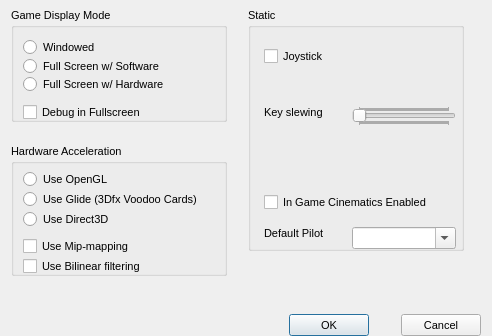
Old version of the form qteditor/ui/preferences.ui in the repository DescentNetwork/Descent3.
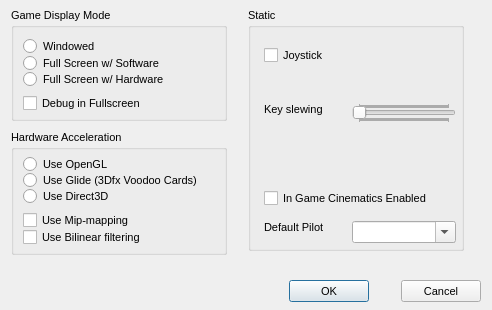
New version of the form.

The edit to the form file:
```diff
--- a/qteditor/ui/preferences.ui
+++ b/qteditor/ui/preferences.ui
@@ -7,7 +7,7 @@
         <x>0</x>
         <y>0</y>
         <width>492</width>
-        <height>336</height>
+        <height>310</height>
       </rect>
     </property>
     <property name="windowTitle">
@@ -30,13 +30,13 @@
     <property name="minimumSize">
       <size>
         <width>492</width>
-        <height>336</height>
+        <height>310</height>
       </size>
     </property>
     <property name="maximumSize">
       <size>
         <width>492</width>
-        <height>336</height>
+        <height>310</height>
       </size>
     </property>
     <widget class="QGroupBox" name="IDC_STATIC">
@@ -45,7 +45,7 @@
           <x>11</x>
           <y>8</y>
           <width>216</width>
-          <height>114</height>
+          <height>113</height>
         </rect>
       </property>
       <property name="title">
@@ -65,8 +65,8 @@
           <rect>
             <x>12</x>
             <y>30</y>
-            <width>89</width>
-            <height>19</height>
+            <width>77</width>
+            <height>17</height>
           </rect>
         </property>
         <property name="text">
@@ -83,9 +83,9 @@
         <property name="geometry">
           <rect>
             <x>12</x>
-            <y>49</y>
+            <y>47</y>
             <width>176</width>
-            <height>19</height>
+            <height>16</height>
           </rect>
         </property>
         <property name="text">
@@ -102,7 +102,7 @@
         <property name="geometry">
           <rect>
             <x>12</x>
-            <y>66</y>
+            <y>61</y>
             <width>176</width>
             <height>21</height>
           </rect>
@@ -121,9 +121,9 @@
         <property name="geometry">
           <rect>
             <x>12</x>
-            <y>95</y>
+            <y>87</y>
             <width>184</width>
-            <height>19</height>
+            <height>16</height>
           </rect>
         </property>
         <property name="text">
@@ -164,7 +164,7 @@
             <x>16</x>
             <y>39</y>
             <width>128</width>
-            <height>19</height>
+            <height>16</height>
           </rect>
         </property>
         <property name="text">
@@ -181,7 +181,7 @@
         <property name="geometry">
           <rect>
             <x>16</x>
-            <y>98</y>
+            <y>95</y>
             <width>80</width>
             <height>16</height>
           </rect>
@@ -203,12 +203,11 @@
         <property name="geometry">
           <rect>
             <x>104</x>
-            <y>98</y>
+            <y>95</y>
             <width>104</width>
             <height>20</height>
           </rect>
         </property>
-
         <property name="visible">
           <bool>true</bool>
         </property>
@@ -229,9 +228,9 @@
         <property name="geometry">
           <rect>
             <x>16</x>
-            <y>185</y>
+            <y>182</y>
             <width>171</width>
-            <height>19</height>
+            <height>16</height>
           </rect>
         </property>
         <property name="text">
@@ -248,7 +247,7 @@
         <property name="geometry">
           <rect>
             <x>16</x>
-            <y>219</y>
+            <y>213</y>
             <width>62</width>
             <height>13</height>
           </rect>
@@ -273,7 +272,7 @@
         <property name="geometry">
           <rect>
             <x>104</x>
-            <y>219</y>
+            <y>213</y>
             <width>104</width>
             <height>22</height>
           </rect>
@@ -293,9 +292,9 @@
       <property name="geometry">
         <rect>
           <x>11</x>
-          <y>144</y>
+          <y>130</y>
           <width>216</width>
-          <height>132</height>
+          <height>125</height>
         </rect>
       </property>
       <property name="title">
@@ -316,7 +315,7 @@
             <x>12</x>
             <y>26</y>
             <width>138</width>
-            <height>19</height>
+            <height>16</height>
           </rect>
         </property>
         <property name="text">
@@ -333,9 +332,9 @@
         <property name="geometry">
           <rect>
             <x>12</x>
-            <y>46</y>
+            <y>42</y>
             <width>192</width>
-            <height>19</height>
+            <height>16</height>
           </rect>
         </property>
         <property name="text">
@@ -352,9 +351,9 @@
         <property name="geometry">
           <rect>
             <x>12</x>
-            <y>66</y>
+            <y>58</y>
             <width>176</width>
-            <height>19</height>
+            <height>16</height>
           </rect>
         </property>
         <property name="text">
@@ -371,9 +370,9 @@
         <property name="geometry">
           <rect>
             <x>12</x>
-            <y>93</y>
+            <y>82</y>
             <width>130</width>
-            <height>19</height>
+            <height>16</height>
           </rect>
         </property>
         <property name="text">
@@ -390,9 +389,9 @@
         <property name="geometry">
           <rect>
             <x>12</x>
-            <y>113</y>
+            <y>99</y>
             <width>120</width>
-            <height>19</height>
+            <height>16</height>
           </rect>
         </property>
         <property name="text">
@@ -410,7 +409,7 @@
       <property name="geometry">
         <rect>
           <x>289</x>
-          <y>314</y>
+          <y>280</y>
           <width>80</width>
           <height>22</height>
         </rect>
@@ -435,7 +434,7 @@
       <property name="geometry">
         <rect>
           <x>401</x>
-          <y>314</y>
+          <y>280</y>
           <width>80</width>
           <height>22</height>
         </rect>
```
Left out of the diff: 947 changed lines with no effect on the pictures.
